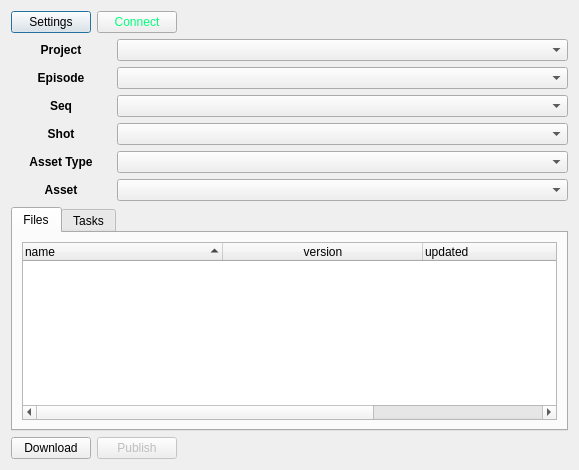
The window that module/wildchildanimation/gui/forms/maya/form.ui (dearyangyu/swing) describes before a commit, drawn with Qt 5.
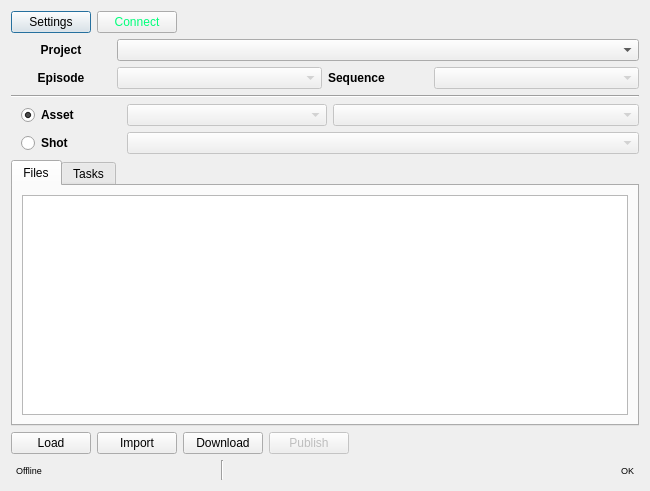
The same window after the commit.

Patch:
```diff
--- a/module/wildchildanimation/gui/forms/maya/form.ui
+++ b/module/wildchildanimation/gui/forms/maya/form.ui
@@ -6,14 +6,14 @@
    <rect>
     <x>0</x>
     <y>0</y>
-    <width>579</width>
-    <height>470</height>
+    <width>650</width>
+    <height>491</height>
    </rect>
   </property>
   <property name="windowTitle">
    <string>swing</string>
   </property>
-  <layout class="QVBoxLayout" name="verticalLayout_4">
+  <layout class="QVBoxLayout" name="verticalLayout">
    <item>
     <layout class="QHBoxLayout" name="connectionLayout">
      <item>
@@ -129,6 +129,9 @@
          </item>
          <item>
           <widget class="QComboBox" name="comboBoxEpisode">
+           <property name="enabled">
+            <bool>false</bool>
+           </property>
            <property name="sizePolicy">
             <sizepolicy hsizetype="Expanding" vsizetype="Fixed">
              <horstretch>0</horstretch>
@@ -149,10 +152,6 @@
            </property>
           </widget>
          </item>
-        </layout>
-       </item>
-       <item>
-        <layout class="QHBoxLayout" name="horizontalLayout_10">
          <item>
           <widget class="QLabel" name="labelShotSequence">
            <property name="sizePolicy">
@@ -180,15 +179,18 @@
             </font>
            </property>
            <property name="text">
-            <string>Seq</string>
+            <string>Sequence</string>
            </property>
            <property name="alignment">
-            <set>Qt::AlignCenter</set>
+            <set>Qt::AlignLeading|Qt::AlignLeft|Qt::AlignVCenter</set>
            </property>
           </widget>
          </item>
          <item>
           <widget class="QComboBox" name="comboBoxSequence">
+           <property name="enabled">
+            <bool>false</bool>
+           </property>
            <property name="sizePolicy">
             <sizepolicy hsizetype="Expanding" vsizetype="Fixed">
              <horstretch>0</horstretch>
@@ -216,192 +218,168 @@
     </layout>
    </item>
    <item>
-    <layout class="QVBoxLayout" name="shotLayout">
+    <widget class="Line" name="line">
+     <property name="orientation">
+      <enum>Qt::Horizontal</enum>
+     </property>
+    </widget>
+   </item>
+   <item>
+    <layout class="QHBoxLayout" name="horizontalLayoutAsset">
      <item>
-      <layout class="QVBoxLayout" name="verticalLayout_2">
-       <item>
-        <layout class="QHBoxLayout" name="horizontalLayout_7">
-         <item>
-          <widget class="QLabel" name="labelShotName">
-           <property name="sizePolicy">
-            <sizepolicy hsizetype="Fixed" vsizetype="Fixed">
-             <horstretch>0</horstretch>
-             <verstretch>0</verstretch>
-            </sizepolicy>
-           </property>
-           <property name="minimumSize">
-            <size>
-             <width>100</width>
-             <height>0</height>
-            </size>
-           </property>
-           <property name="maximumSize">
-            <size>
-             <width>60</width>
-             <height>16777215</height>
-            </size>
-           </property>
-           <property name="font">
-            <font>
-             <weight>75</weight>
-             <bold>true</bold>
-            </font>
-           </property>
-           <property name="text">
-            <string>Shot</string>
-           </property>
-           <property name="alignment">
-            <set>Qt::AlignCenter</set>
-           </property>
-          </widget>
-         </item>
-         <item>
-          <widget class="QComboBox" name="comboBoxShot">
-           <property name="sizePolicy">
-            <sizepolicy hsizetype="Expanding" vsizetype="Fixed">
-             <horstretch>0</horstretch>
-             <verstretch>0</verstretch>
-            </sizepolicy>
-           </property>
-           <property name="minimumSize">
-            <size>
-             <width>200</width>
-             <height>0</height>
-            </size>
-           </property>
-           <property name="maximumSize">
-            <size>
-             <width>16777215</width>
-             <height>25</height>
-            </size>
-           </property>
-          </widget>
-         </item>
-        </layout>
-       </item>
-      </layout>
+      <spacer name="horizontalSpacerAsset">
+       <property name="orientation">
+        <enum>Qt::Horizontal</enum>
+       </property>
+       <property name="sizeType">
+        <enum>QSizePolicy::Fixed</enum>
+       </property>
+       <property name="sizeHint" stdset="0">
+        <size>
+         <width>10</width>
+         <height>20</height>
+        </size>
+       </property>
+      </spacer>
      </item>
+     <item>
+      <widget class="QRadioButton" name="radioButtonAsset">
+       <property name="minimumSize">
+        <size>
+         <width>100</width>
+         <height>0</height>
+        </size>
+       </property>
+       <property name="font">
+        <font>
+         <weight>75</weight>
+         <bold>true</bold>
+        </font>
+       </property>
+       <property name="text">
+        <string>Asset</string>
+       </property>
+       <property name="shortcut">
+        <string>Alt+A</string>
+       </property>
+       <property name="checked">
+        <bool>true</bool>
+       </property>
+      </widget>
+     </item>
+     <item>
+      <widget class="QComboBox" name="comboBoxAssetType">
+       <property name="enabled">
+        <bool>false</bool>
+       </property>
+       <property name="sizePolicy">
+        <sizepolicy hsizetype="MinimumExpanding" vsizetype="Fixed">
+         <horstretch>0</horstretch>
+         <verstretch>0</verstretch>
+        </sizepolicy>
+       </property>
+       <property name="minimumSize">
+        <size>
+         <width>200</width>
+         <height>0</height>
+        </size>
+       </property>
+       <property name="maximumSize">
+        <size>
+         <width>16777215</width>
+         <height>25</height>
+        </size>
+       </property>
+      </widget>
+     </item>
+     <item>
+      <widget class="QComboBox" name="comboBoxAsset">
+       <property name="enabled">
+        <bool>false</bool>
+       </property>
+       <property name="sizePolicy">
+        <sizepolicy hsizetype="Expanding" vsizetype="Fixed">
+         <horstretch>1</horstretch>
+         <verstretch>0</verstretch>
+        </sizepolicy>
+       </property>
+       <property name="minimumSize">
+        <size>
+         <width>200</width>
+         <height>0</height>
+        </size>
+       </property>
+      </widget>
+     </item>
     </layout>
    </item>
    <item>
-    <layout class="QVBoxLayout" name="assetLayout">
+    <layout class="QHBoxLayout" name="horizontalLayoutShot">
      <item>
-      <layout class="QVBoxLayout" name="verticalLayout">
-       <item>
-        <layout class="QHBoxLayout" name="horizontalLayout_5">
-         <item>
-          <widget class="QLabel" name="labelAssetType">
-           <property name="sizePolicy">
-            <sizepolicy hsizetype="Fixed" vsizetype="Fixed">
-             <horstretch>0</horstretch>
-             <verstretch>0</verstretch>
-            </sizepolicy>
-           </property>
-           <property name="minimumSize">
-            <size>
-             <width>100</width>
-             <height>0</height>
-            </size>
-           </property>
-           <property name="maximumSize">
-            <size>
-             <width>60</width>
-             <height>16777215</height>
-            </size>
-           </property>
-           <property name="font">
-            <font>
-             <weight>75</weight>
-             <bold>true</bold>
-            </font>
-           </property>
-           <property name="text">
-            <string>Asset Type</string>
-           </property>
-           <property name="alignment">
-            <set>Qt::AlignCenter</set>
-           </property>
-          </widget>
-         </item>
-         <item>
-          <widget class="QComboBox" name="comboBoxAssetType">
-           <property name="sizePolicy">
-            <sizepolicy hsizetype="Expanding" vsizetype="Fixed">
-             <horstretch>0</horstretch>
-             <verstretch>0</verstretch>
-            </sizepolicy>
-           </property>
-           <property name="minimumSize">
-            <size>
-             <width>200</width>
-             <height>0</height>
-            </size>
-           </property>
-           <property name="maximumSize">
-            <size>
-             <width>16777215</width>
-             <height>25</height>
-            </size>
-           </property>
-          </widget>
-         </item>
-        </layout>
-       </item>
-       <item>
-        <layout class="QHBoxLayout" name="horizontalLayout_4">
-         <item>
-          <widget class="QLabel" name="labelAsset">
-           <property name="sizePolicy">
-            <sizepolicy hsizetype="Fixed" vsizetype="Fixed">
-             <horstretch>0</horstretch>
-             <verstretch>0</verstretch>
-            </sizepolicy>
-           </property>
-           <property name="minimumSize">
-            <size>
-             <width>100</width>
-             <height>0</height>
-            </size>
-           </property>
-           <property name="maximumSize">
-            <size>
-             <width>60</width>
-             <height>16777215</height>
-            </size>
-           </property>
-           <property name="font">
-            <font>
-             <weight>75</weight>
-             <bold>true</bold>
-            </font>
-           </property>
-           <property name="text">
-            <string>Asset</string>
-           </property>
-           <property name="alignment">
-            <set>Qt::AlignCenter</set>
-           </property>
-          </widget>
-         </item>
-         <item>
-          <widget class="QComboBox" name="comboBoxAsset">
-           <property name="sizePolicy">
-            <sizepolicy hsizetype="Expanding" vsizetype="Fixed">
-             <horstretch>0</horstretch>
-             <verstretch>0</verstretch>
-            </sizepolicy>
-           </property>
-           <property name="minimumSize">
-            <size>
-             <width>200</width>
-             <height>0</height>
-            </size>
-           </property>
-          </widget>
-         </item>
-        </layout>
-       </item>
-      </layout>
+      <spacer name="horizontalSpacerShot">
+       <property name="orientation">
+        <enum>Qt::Horizontal</enum>
+       </property>
+       <property name="sizeType">
+        <enum>QSizePolicy::Fixed</enum>
+       </property>
+       <property name="sizeHint" stdset="0">
+        <size>
+         <width>10</width>
+         <height>20</height>
+        </size>
+       </property>
+      </spacer>
+     </item>
+     <item>
+      <widget class="QRadioButton" name="radioButtonShot">
+       <property name="minimumSize">
+        <size>
+         <width>100</width>
+         <height>0</height>
+        </size>
+       </property>
+       <property name="font">
+        <font>
+         <weight>75</weight>
+         <bold>true</bold>
+        </font>
+       </property>
+       <property name="text">
+        <string>Shot</string>
+       </property>
+       <property name="shortcut">
+        <string>Alt+S</string>
+       </property>
+       <property name="checked">
+        <bool>false</bool>
+       </property>
+      </widget>
+     </item>
+     <item>
+      <widget class="QComboBox" name="comboBoxShot">
+       <property name="enabled">
+        <bool>false</bool>
+       </property>
+       <property name="sizePolicy">
+        <sizepolicy hsizetype="Expanding" vsizetype="Fixed">
+         <horstretch>0</horstretch>
+         <verstretch>0</verstretch>
+        </sizepolicy>
+       </property>
+       <property name="minimumSize">
+        <size>
+         <width>200</width>
+         <height>0</height>
+        </size>
+       </property>
+       <property name="maximumSize">
+        <size>
+         <width>16777215</width>
+         <height>25</height>
+        </size>
+       </property>
+      </widget>
      </item>
     </layout>
    </item>
@@ -418,72 +396,7 @@
         </attribute>
         <layout class="QHBoxLayout" name="horizontalLayout">
          <item>
-          <widget class="QTreeWidget" name="treeWidgetFiles">
-           <property name="autoFillBackground">
-            <bool>true</bool>
-           </property>
-           <property name="headerHidden">
-            <bool>false</bool>
-           </property>
-           <property name="columnCount">
-            <number>4</number>
-           </property>
-           <attribute name="headerVisible">
-            <bool>true</bool>
-           </attribute>
-           <attribute name="headerCascadingSectionResizes">
-            <bool>true</bool>
-           </attribute>
-           <attribute name="headerMinimumSectionSize">
-            <number>50</number>
-           </attribute>
-           <attribute name="headerDefaultSectionSize">
-            <number>200</number>
-           </attribute>
-           <attribute name="headerHighlightSections">
-            <bool>true</bool>
-           </attribute>
-           <attribute name="headerShowSortIndicator" stdset="0">
-            <bool>true</bool>
-           </attribute>
-           <attribute name="headerStretchLastSection">
-            <bool>true</bool>
-           </attribute>
-           <column>
-            <property name="text">
-             <string notr="true">name</string>
-            </property>
-            <property name="font">
-             <font>
-              <weight>50</weight>
-              <bold>false</bold>
-             </font>
-            </property>
-           </column>
-           <column>
-            <property name="text">
-             <string>version</string>
-            </property>
-            <property name="textAlignment">
-             <set>AlignCenter</set>
-            </property>
-           </column>
-           <column>
-            <property name="text">
-             <string>updated</string>
-            </property>
-           </column>
-           <column>
-            <property name="text">
-             <string>comments</string>
-            </property>
-            <property name="font">
-             <font>
-              <pointsize>8</pointsize>
-             </font>
-            </property>
-           </column>
-          </widget>
+          <widget class="QTableView" name="tableViewFiles"/>
          </item>
         </layout>
        </widget>
@@ -503,6 +416,26 @@
    </item>
    <item>
     <layout class="QHBoxLayout" name="horizontalLayoutButtons">
+     <item>
+      <widget class="QPushButton" name="pushButtonLoad">
+       <property name="text">
+        <string>Load</string>
+       </property>
+       <property name="shortcut">
+        <string>Alt+L</string>
+       </property>
+      </widget>
+     </item>
+     <item>
+      <widget class="QPushButton" name="pushButtonImport">
+       <property name="text">
+        <string>Import</string>
+       </property>
+       <property name="shortcut">
+        <string>Alt+I</string>
+       </property>
+      </widget>
+     </item>
      <item>
       <widget class="QPushButton" name="pushButtonDownload">
        <property name="text">
@@ -535,6 +468,93 @@
      </item>
     </layout>
    </item>
+   <item>
+    <layout class="QHBoxLayout" name="horizontalLayoutStatus">
+     <item>
+      <widget class="QLabel" name="labelConnection">
+       <property name="sizePolicy">
+        <sizepolicy hsizetype="MinimumExpanding" vsizetype="Preferred">
+         <horstretch>0</horstretch>
+         <verstretch>0</verstretch>
+        </sizepolicy>
+       </property>
+       <property name="font">
+        <font>
+         <pointsize>7</pointsize>
+        </font>
+       </property>
+       <property name="frameShape">
+        <enum>QFrame::NoFrame</enum>
+       </property>
+       <property name="lineWidth">
+        <number>0</number>
+       </property>
+       <property name="text">
+        <string>Offline</string>
+       </property>
+       <property name="alignment">
+        <set>Qt::AlignLeading|Qt::AlignLeft|Qt::AlignVCenter</set>
+       </property>
+       <property name="indent">
+        <number>5</number>
+       </property>
+      </widget>
+     </item>
+     <item>
+      <widget class="Line" name="line_2">
+       <property name="orientation">
+        <enum>Qt::Vertical</enum>
+       </property>
+      </widget>
+     </item>
+     <item>
+      <spacer name="horizontalSpacerStatus">
+       <property name="orientation">
+        <enum>Qt::Horizontal</enum>
+       </property>
+       <property name="sizeHint" stdset="0">
+        <size>
+         <width>40</width>
+         <height>20</height>
+        </size>
+       </property>
+      </spacer>
+     </item>
+     <item>
+      <widget class="QLabel" name="labelMessage">
+       <property name="sizePolicy">
+        <sizepolicy hsizetype="MinimumExpanding" vsizetype="Preferred">
+         <horstretch>0</horstretch>
+         <verstretch>0</verstretch>
+        </sizepolicy>
+       </property>
+       <property name="font">
+        <font>
+         <pointsize>7</pointsize>
+        </font>
+       </property>
+       <property name="frameShape">
+        <enum>QFrame::NoFrame</enum>
+       </property>
+       <property name="lineWidth">
+        <number>0</number>
+       </property>
+       <property name="text">
+        <string>OK</string>
+       </property>
+       <property name="alignment">
+        <set>Qt::AlignRight|Qt::AlignTrailing|Qt::AlignVCenter</set>
+       </property>
+       <property name="margin">
+        <number>1</number>
+       </property>
+       <property name="indent">
+        <number>5</number>
+       </property>
+      </widget>
+     </item>
+    </layout>
+   </item>
   </layout>
  </widget>
  <resources/>
```
Left out of the diff: 14 changed lines with no effect on the pictures.
